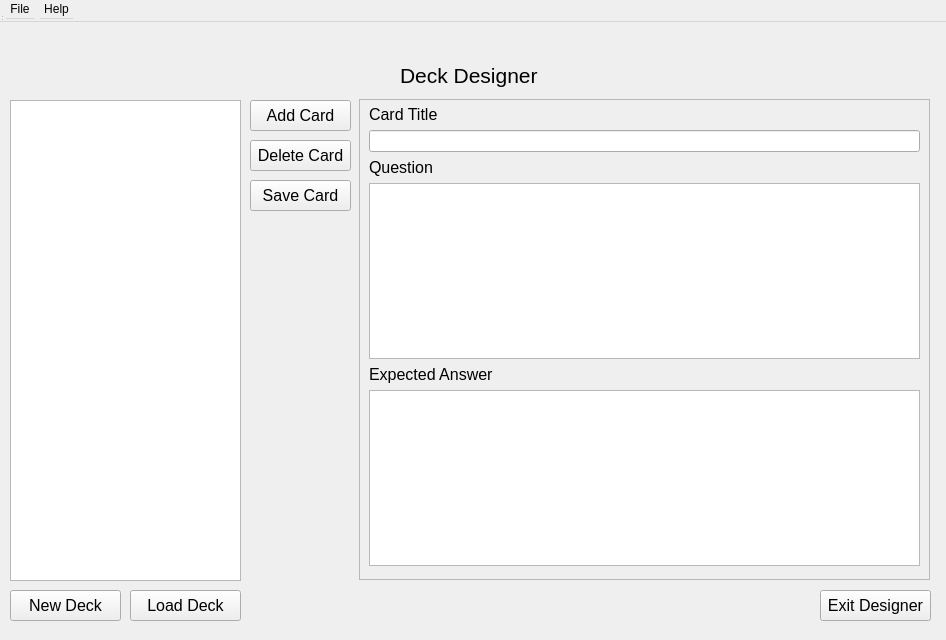
nikolovdeyan/flashkarti, file src/ui/designer_window.ui: the form before one commit.
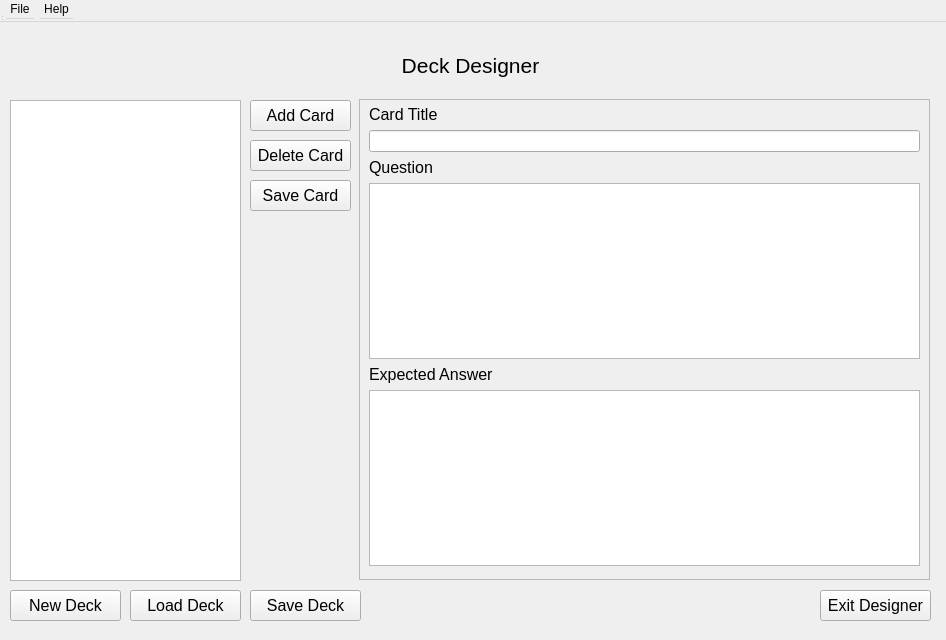
The form after the commit.

Commit message: Added ability to save decks to Deck designer.

```diff
--- a/src/ui/designer_window.ui
+++ b/src/ui/designer_window.ui
@@ -25,9 +25,9 @@
    <widget class="QLabel" name="deck_designer_label">
     <property name="geometry">
      <rect>
-      <x>400</x>
-      <y>10</y>
-      <width>151</width>
+      <x>10</x>
+      <y>0</y>
+      <width>921</width>
       <height>31</height>
      </rect>
     </property>
@@ -39,6 +39,9 @@
     <property name="text">
      <string>Deck Designer</string>
     </property>
+    <property name="alignment">
+     <set>Qt::AlignCenter</set>
+    </property>
    </widget>
    <widget class="QPushButton" name="new_deck_btn">
     <property name="geometry">
@@ -303,6 +306,36 @@
      <bool>false</bool>
     </property>
    </widget>
+   <widget class="QPushButton" name="save_deck_btn">
+    <property name="geometry">
+     <rect>
+      <x>250</x>
+      <y>540</y>
+      <width>111</width>
+      <height>31</height>
+     </rect>
+    </property>
+    <property name="sizePolicy">
+     <sizepolicy hsizetype="Fixed" vsizetype="Fixed">
+      <horstretch>0</horstretch>
+      <verstretch>0</verstretch>
+     </sizepolicy>
+    </property>
+    <property name="font">
+     <font>
+      <pointsize>12</pointsize>
+     </font>
+    </property>
+    <property name="text">
+     <string>Save Deck</string>
+    </property>
+    <property name="checkable">
+     <bool>false</bool>
+    </property>
+    <property name="checked">
+     <bool>false</bool>
+    </property>
+   </widget>
   </widget>
   <widget class="QMenuBar" name="menubar">
    <property name="geometry">
```
The commit also changes 7 other files.
